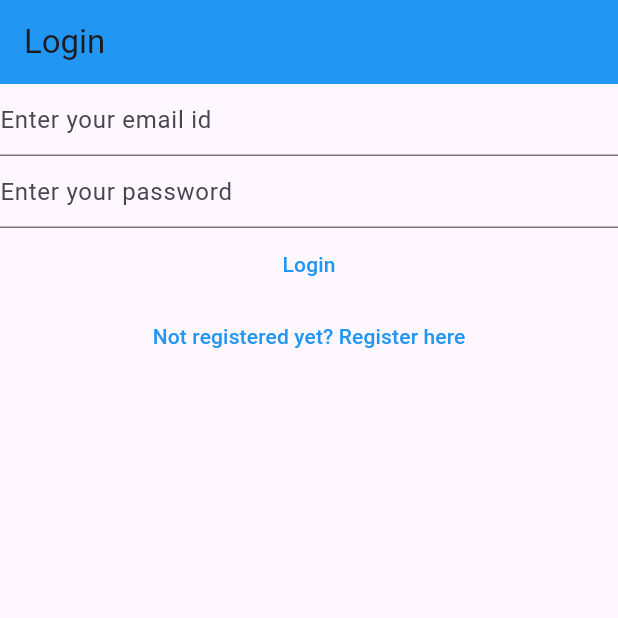
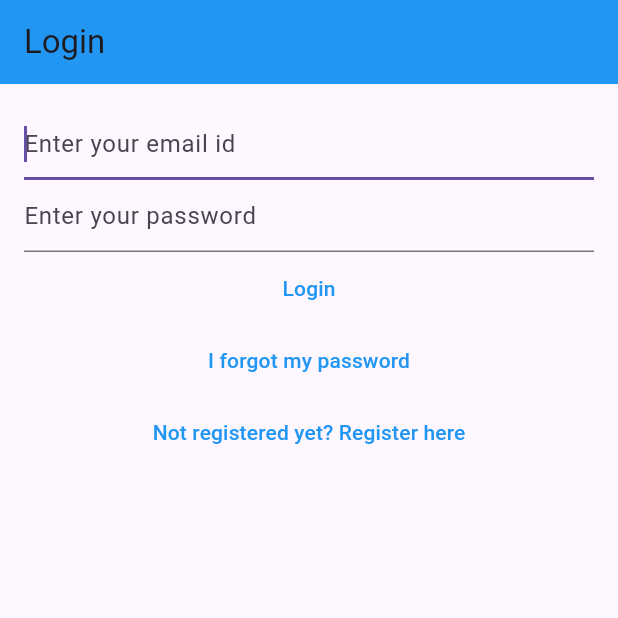
Before and after one commit to Pandiselvam07/NotesApp, a Flutter app: the screen it shows after launch, on a phone screen of 412 x 824 dp, the top half of it. Run offline on Flutter 3.47's test engine with Material 3 defaults, Android fonts, the phone set to English and light mode, and no system bars; our stand-ins replace bloc, cloud_firestore, equatable, firebase_auth, firebase_core, flutter_bloc and 1 more; accounts and stored records are empty.

Commit message:
step -25

```diff
--- a/lib/main.dart
+++ b/lib/main.dart
@@ -5,6 +5,7 @@ import 'package:pratice/services/auth/Firebase_auth_provider.dart';
 import 'package:pratice/services/auth/bloc/Auth_bloc.dart';
 import 'package:pratice/services/auth/bloc/Auth_event.dart';
 import 'package:pratice/services/auth/bloc/Auth_state.dart';
+import 'package:pratice/views/ForgotPassword_View.dart';
 import 'package:pratice/views/Login_view.dart';
 import 'package:pratice/views/Register_view.dart';
 import 'package:pratice/views/VerifyEmail_view.dart';
@@ -56,6 +57,8 @@ class _HomePageState extends State<HomePage> {
           return const VerifyEmailView();
         } else if (state is AuthStateLoggedOut) {
           return const LoginView();
+        } else if (state is AuthStateForgotPassword) {
+          return const ForgotpasswordView();
         } else if (state is AuthStateRegistering) {
           return const RegisterView();
         } else {
--- a/lib/services/auth/Auth_provider.dart
+++ b/lib/services/auth/Auth_provider.dart
@@ -16,4 +16,5 @@ abstract class AuthProvider {
   });
   Future<void> logOut();
   Future<void> sendEmailVerification();
+  Future<void> sendPasswordReset({required String toEmail});
 }
--- a/lib/services/auth/Auth_service.dart
+++ b/lib/services/auth/Auth_service.dart
@@ -35,4 +35,8 @@ class AuthService implements AuthProvider {
 
   @override
   Future<void> initialize() => provider.initialize();
+
+  @override
+  Future<void> sendPasswordReset({required String toEmail}) =>
+      provider.sendPasswordReset(toEmail: toEmail);
 }
--- a/lib/services/auth/bloc/Auth_event.dart
+++ b/lib/services/auth/bloc/Auth_event.dart
@@ -19,6 +19,11 @@ class AuthEventLogOut extends AuthEvent {
   const AuthEventLogOut();
 }
 
+class AuthEventForgotPassword extends AuthEvent {
+  final String? email;
+  const AuthEventForgotPassword({this.email});
+}
+
 class AuthEventSendEmailVerification extends AuthEvent {
   const AuthEventSendEmailVerification();
 }
--- a/lib/services/auth/bloc/Auth_state.dart
+++ b/lib/services/auth/bloc/Auth_state.dart
@@ -29,6 +29,16 @@ class AuthStateLoggedIn extends AuthState {
       : super(isLoading: isLoading);
 }
 
+class AuthStateForgotPassword extends AuthState {
+  final Exception? exception;
+  final bool hasSentEmail;
+  const AuthStateForgotPassword(
+      {required this.exception,
+      required this.hasSentEmail,
+      required bool isLoading})
+      : super(isLoading: isLoading);
+}
+
 class AuthStateNeedsVerification extends AuthState {
   const AuthStateNeedsVerification({required bool isLoading})
       : super(isLoading: isLoading);
--- /dev/null
+++ b/lib/utilities/dialogs/Password_reset_dialog.dart
@@ -0,0 +1,13 @@
+import 'package:flutter/material.dart';
+import 'package:pratice/utilities/dialogs/Generic_dialog.dart';
+
+Future<void> showPasswordRestSentDialog(BuildContext context) async {
+  return showGenericDialog(
+    context: context,
+    title: "Password Reset",
+    content: "We have sent you password reset link , Please check your email",
+    optionsBuilder: () => {
+      "ok": null,
+    },
+  );
+}
--- a/lib/views/Login_view.dart
+++ b/lib/views/Login_view.dart
@@ -52,13 +52,15 @@ class _LoginViewState extends State<LoginView> {
           title: const Text("Login"),
           backgroundColor: Colors.blue,
         ),
-        body: SingleChildScrollView(
+        body: Padding(
+          padding: const EdgeInsets.all(16.0),
           child: Column(
             children: [
               TextField(
                 controller: _email,
                 keyboardType: TextInputType.emailAddress,
                 autocorrect: false,
+                autofocus: true,
                 enableSuggestions: false,
                 decoration:
                     const InputDecoration(hintText: "Enter your email id"),
@@ -67,6 +69,7 @@ class _LoginViewState extends State<LoginView> {
                 controller: _password,
                 obscureText: true,
                 autocorrect: false,
+                autofocus: true,
                 enableSuggestions: false,
                 decoration:
                     const InputDecoration(hintText: "Enter your password"),
@@ -86,13 +89,22 @@ class _LoginViewState extends State<LoginView> {
               ),
               TextButton(
                 onPressed: () {
+                  context.read<AuthBloc>().add(const AuthEventForgotPassword());
+                },
+                child: const Text(
+                  "I forgot my password",
+                  style: TextStyle(color: Colors.blue),
+                ),
+              ),
+              TextButton(
+                onPressed: () {
                   context.read<AuthBloc>().add(const AuthEventShouldRegister());
                 },
                 child: const Text(
                   "Not registered yet? Register here",
                   style: TextStyle(color: Colors.blue),
                 ),
-              )
+              ),
             ],
           ),
         ),
--- a/lib/views/Register_view.dart
+++ b/lib/views/Register_view.dart
@@ -56,12 +56,15 @@ class _RegisterViewState extends State<RegisterView> {
           title: const Text("Register"),
           backgroundColor: Colors.blue,
         ),
-        body: Column(
+        body: Padding(
+          padding: const EdgeInsets.all(16.0),
+          child: Column(
             children: [
               TextField(
                 controller: _email,
                 keyboardType: TextInputType.emailAddress,
                 autocorrect: false,
+                autofocus: true,
                 enableSuggestions: false,
                 decoration:
                     const InputDecoration(hintText: "Enter your email id"),
@@ -99,6 +102,7 @@ class _RegisterViewState extends State<RegisterView> {
             ],
           ),
         ),
+      ),
     );
   }
 }
```
Also changed, not shown: lib/services/auth/Firebase_auth_provider.dart (+18 -0 lines), lib/services/auth/bloc/Auth_bloc.dart (+34 -0 lines), lib/views/ForgotPassword_View.dart (added, +88 -0 lines), lib/views/VerifyEmail_view.dart (+11 -2 lines), 1 other file. Lines whose indentation alone changed are shown as unchanged.
